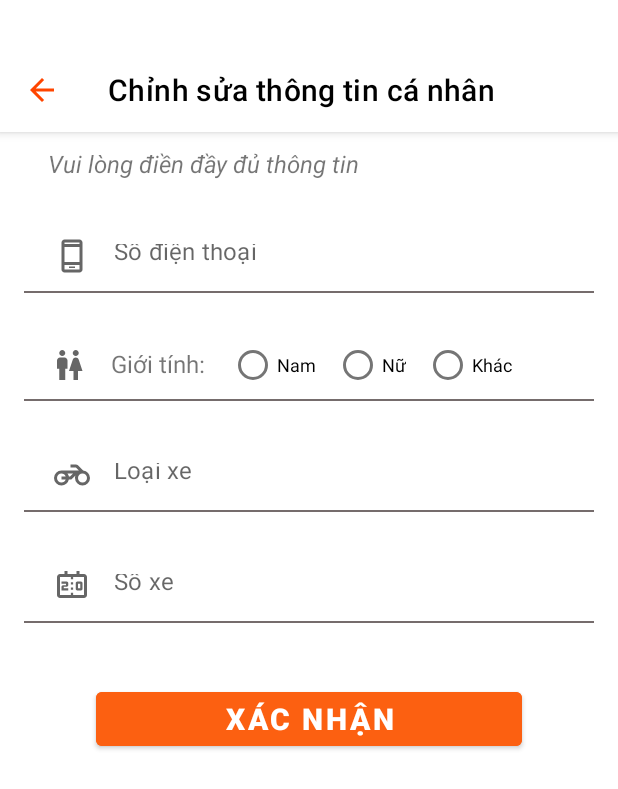
After one commit to bppham/Android-Delivery-Food, an Android app: the UpdatePersonalInfo screen opened directly, with no data from a screen before it, on a phone screen of 412 x 824 dp. The commit adds this screen. Shown: the top 789 px of the screen. Run offline under Robolectric (Android 15) with nearby library versions, the phone set to English and light mode, and no system bars.

Commit message:
feature: add update profile info

```diff
--- a/app/src/main/AndroidManifest.xml
+++ b/app/src/main/AndroidManifest.xml
@@ -16,6 +16,9 @@
         android:theme="@style/Theme.PTITDelivery"
         android:usesCleartextTraffic="true"
         tools:targetApi="31">
+        <activity
+            android:name=".activities.UpdatePersonalInfo"
+            android:exported="false" />
         <activity
             android:name=".activities.VerifyCodeActivity"
             android:exported="false" />
--- /dev/null
+++ b/app/src/main/java/com/example/ptitdelivery/activities/UpdatePersonalInfo.java
@@ -0,0 +1,135 @@
+package com.example.ptitdelivery.activities;
+
+import android.content.Context;
+import android.content.SharedPreferences;
+import android.os.Bundle;
+import android.util.Log;
+import android.widget.Button;
+import android.widget.EditText;
+import android.widget.RadioButton;
+import android.widget.RadioGroup;
+import android.widget.Toast;
+
+import androidx.activity.EdgeToEdge;
+import androidx.appcompat.app.AppCompatActivity;
+import androidx.appcompat.widget.Toolbar;
+import androidx.lifecycle.ViewModelProvider;
+
+import com.example.ptitdelivery.R;
+import com.example.ptitdelivery.model.Shipper.Shipper;
+import com.example.ptitdelivery.model.Vehicle;
+import com.example.ptitdelivery.viewmodel.ProfileViewModel;
+
+public class UpdatePersonalInfo extends AppCompatActivity {
+    private static final String TAG = "UpdatePersonalInfo";
+    private EditText edtPhonenumber, edtVehicleName, edtVehicleNumber;
+    private RadioGroup radioGroupGender;
+    private RadioButton radioMale, radioFemale, radioOther;
+    private Button btnConfirm;
+    private Toolbar toolbar;
+    private ProfileViewModel viewModel;
+
+    @Override
+    protected void onCreate(Bundle savedInstanceState) {
+        super.onCreate(savedInstanceState);
+        EdgeToEdge.enable(this);
+        setContentView(R.layout.activity_update_personal_info);
+
+        edtPhonenumber = findViewById(R.id.edt_update_phonenumber);
+        edtVehicleName = findViewById(R.id.edt_update_vehicle_name);
+        edtVehicleNumber = findViewById(R.id.edt_update_vehicle_number);
+        radioGroupGender = findViewById(R.id.radioGroupUpdateGender);
+        toolbar = findViewById(R.id.toolbar_update_profile);
+        btnConfirm = findViewById(R.id.btn_update_copnfirm);
+        radioMale = findViewById(R.id.radioMale);
+        radioFemale = findViewById(R.id.radioFemale);
+        radioOther = findViewById(R.id.radioOther);
+
+        toolbar.setNavigationOnClickListener(v -> {
+            finish();
+        });
+
+        Shipper shipper = (Shipper) getIntent().getSerializableExtra("shipper");
+        if (shipper != null) {
+            showInformatioin(shipper);
+        } else {
+            Log.d(TAG, "onCreate: shipper is null");
+        }
+
+        SharedPreferences sharedPreferences = getSharedPreferences("UserPrefs", MODE_PRIVATE);
+        String token = sharedPreferences.getString("token", null);
+        Log.d(TAG, "Stored Token: " + token);
+        if (token == null) {
+            Log.e(TAG, "Không tìm thấy token");
+        }
+        viewModel = new ViewModelProvider(this).get(ProfileViewModel.class);
+        viewModel.init(token);
+
+        action();
+
+    }
+    private void showInformatioin(Shipper shipper){
+        edtPhonenumber.setText(shipper.getPhonenumber());
+        edtVehicleName.setText(shipper.getVehicle().getName());
+        edtVehicleNumber.setText(shipper.getVehicle().getNumber());
+
+        String gender = shipper.getGender();
+        if (gender != null) {
+            switch (gender.toLowerCase()) {
+                case "male":
+                    radioMale.setChecked(true);
+                    break;
+                case "female":
+                    radioFemale.setChecked(true);
+                    break;
+                case "other":
+                    radioOther.setChecked(true);
+                    break;
+                default:
+                    break;
+            }
+        }
+    }
+
+    private void action() {
+        btnConfirm.setOnClickListener(v -> {
+            // Lấy dữ liệu mới từ form
+            String newPhoneNumber = edtPhonenumber.getText().toString().trim();
+            String newVehicleName = edtVehicleName.getText().toString().trim();
+            String newVehicleNumber = edtVehicleNumber.getText().toString().trim();
+
+            // Lấy giới tính mới
+            String newGender = null;
+            int selectedGenderId = radioGroupGender.getCheckedRadioButtonId();
+            if (selectedGenderId == R.id.radioMale) {
+                newGender = "male";
+            } else if (selectedGenderId == R.id.radioFemale) {
+                newGender = "female";
+            } else if (selectedGenderId == R.id.radioOther) {
+                newGender = "other";
+            }
+
+            // Tạo object shipper mới để gửi lên server
+            Shipper updatedShipper = new Shipper();
+            updatedShipper.setPhonenumber(newPhoneNumber);
+            updatedShipper.setGender(newGender);
+
+            Vehicle vehicle = new Vehicle();
+            vehicle.setName(newVehicleName);
+            vehicle.setNumber(newVehicleNumber);
+            updatedShipper.setVehicle(vehicle);
+
+            // Gọi ViewModel update
+            viewModel.updateShipper(updatedShipper);
+
+            String id = getSharedPreferences("UserPrefs", Context.MODE_PRIVATE).getString("id", null);
+            if (id != null) {
+                viewModel.getShipper(id); // Gọi lại để làm mới dữ liệu
+            }
+
+            // Có thể show loading hoặc quay về màn trước, tùy bạn
+            Toast.makeText(this, "Đang cập nhật thông tin...", Toast.LENGTH_SHORT).show();
+            finish();
+        });
+    }
+}
--- a/app/src/main/java/com/example/ptitdelivery/network/service/ShipperService.java
+++ b/app/src/main/java/com/example/ptitdelivery/network/service/ShipperService.java
@@ -3,10 +3,15 @@ package com.example.ptitdelivery.network.service;
 import com.example.ptitdelivery.model.Shipper.Shipper;
 
 import retrofit2.Call;
+import retrofit2.http.Body;
 import retrofit2.http.GET;
+import retrofit2.http.PUT;
 import retrofit2.http.Path;
 
 public interface ShipperService {
     @GET("shipper/{id}")
     Call<Shipper> getShipper(@Path("id") String id);
+
+    @PUT("shipper")
+    Call<Shipper> updateShipper(@Body Shipper shipper);
 }
--- /dev/null
+++ b/app/src/main/res/layout/activity_update_personal_info.xml
@@ -0,0 +1,199 @@
+<?xml version="1.0" encoding="utf-8"?>
+<LinearLayout xmlns:android="http://schemas.android.com/apk/res/android"
+    xmlns:app="http://schemas.android.com/apk/res-auto"
+    xmlns:tools="http://schemas.android.com/tools"
+    android:id="@+id/main"
+    android:layout_width="match_parent"
+    android:layout_height="match_parent"
+    android:layout_marginTop="0dp"
+    android:orientation="vertical"
+    tools:context=".activities.RegisterActivity">>
+
+    <LinearLayout
+        android:id="@+id/ll_register_title"
+        android:layout_width="match_parent"
+        android:layout_height="wrap_content"
+        android:layout_marginTop="32dp"
+        android:layout_marginBottom="10dp"
+        android:orientation="vertical">
+
+        <androidx.appcompat.widget.Toolbar
+            android:id="@+id/toolbar_update_profile"
+            android:layout_width="match_parent"
+            android:layout_height="?attr/actionBarSize"
+            android:background="@color/white"
+            android:elevation="4dp"
+            app:title="Chỉnh sửa thông tin cá nhân"
+            app:titleTextColor="@color/black"
+            app:navigationIcon="@drawable/ic_arrow_back" />
+
+        <TextView
+            android:layout_marginTop="10dp"
+            android:layout_width="match_parent"
+            android:layout_height="wrap_content"
+            android:text="Vui lòng điền đầy đủ thông tin"
+            android:textSize="16sp"
+            android:layout_marginLeft="32dp"
+            android:textStyle="italic"/>
+
+    </LinearLayout>
+
+    <ScrollView
+        android:layout_width="match_parent"
+        android:layout_height="match_parent"
+        android:layout_marginTop="10dp"
+        android:layout_marginBottom="50dp">
+
+        <LinearLayout
+            android:layout_width="match_parent"
+            android:layout_height="wrap_content"
+            android:orientation="vertical"
+            android:layout_marginTop="5dp">
+
+            <com.google.android.material.textfield.TextInputLayout
+                style="@style/Widget.MaterialComponents.TextInputLayout.OutlinedBox"
+                android:layout_width="match_parent"
+                android:layout_height="50dp"
+                android:layout_marginStart="16dp"
+                android:layout_marginEnd="16dp"
+                android:layout_marginBottom="24dp"
+                android:hint=""
+                app:hintEnabled="false">
+
+                <com.google.android.material.textfield.TextInputEditText
+                    android:id="@+id/edt_update_phonenumber"
+                    android:layout_width="match_parent"
+                    android:layout_height="wrap_content"
+                    android:drawableStart="@drawable/ic_phone"
+                    android:drawablePadding="16dp"
+                    android:background="@drawable/background_edit_text_register_1"
+                    android:gravity="start"
+                    android:paddingStart="20dp"
+                    android:paddingEnd="20dp"
+                    android:hint="Số điện thoại"
+                    android:textSize="16sp"
+                    android:inputType="number"
+                    android:textColor="@color/black" />
+            </com.google.android.material.textfield.TextInputLayout>
+
+            <LinearLayout
+                android:layout_width="match_parent"
+                android:layout_height="wrap_content"
+                android:layout_marginStart="16dp"
+                android:layout_marginEnd="16dp"
+                android:layout_marginBottom="24dp"
+                android:orientation="horizontal"
+                android:gravity="center_vertical"
+                android:background="@drawable/background_edit_text_register_1"
+                >
+
+                <TextView
+                    android:layout_width="wrap_content"
+                    android:layout_height="wrap_content"
+                    android:text="Giới tính:"
+                    android:drawableStart="@drawable/ic_gender"
+                    android:drawablePadding="16dp"
+                    android:paddingLeft="18dp"
+                    android:textSize="16sp"
+                    android:layout_marginEnd="16dp" />
+
+                <RadioGroup
+                    android:id="@+id/radioGroupUpdateGender"
+                    android:layout_width="wrap_content"
+                    android:layout_height="wrap_content"
+                    android:orientation="horizontal">
+
+                    <RadioButton
+                        android:id="@+id/radioMale"
+                        android:layout_width="wrap_content"
+                        android:layout_height="wrap_content"
+                        android:textSize="12sp"
+                        android:text="Nam" />
+
+                    <RadioButton
+                        android:id="@+id/radioFemale"
+                        android:layout_width="wrap_content"
+                        android:layout_height="wrap_content"
+                        android:textSize="12sp"
+                        android:text="Nữ"
+                        android:layout_marginStart="12dp" />
+
+                    <RadioButton
+                        android:id="@+id/radioOther"
+                        android:layout_width="wrap_content"
+                        android:layout_height="wrap_content"
+                        android:textSize="12sp"
+                        android:text="Khác"
+                        android:layout_marginStart="12dp" />
+                </RadioGroup>
+            </LinearLayout>
+
+            <com.google.android.material.textfield.TextInputLayout
+                style="@style/Widget.MaterialComponents.TextInputLayout.OutlinedBox"
+                android:layout_width="match_parent"
+                android:layout_height="50dp"
+                android:layout_marginStart="16dp"
+                android:layout_marginEnd="16dp"
+                android:layout_marginBottom="24dp"
+                android:hint=""
+                app:hintEnabled="false">
+
+                <com.google.android.material.textfield.TextInputEditText
+                    android:id="@+id/edt_update_vehicle_name"
+                    android:layout_width="match_parent"
+                    android:layout_height="wrap_content"
+                    android:drawableStart="@drawable/ic_motor"
+                    android:drawablePadding="16dp"
+                    android:background="@drawable/background_edit_text_register_1"
+                    android:gravity="start"
+                    android:paddingStart="20dp"
+                    android:paddingEnd="20dp"
+                    android:hint="Loại xe"
+                    android:textSize="16sp"
+                    android:textColor="@color/black" />
+            </com.google.android.material.textfield.TextInputLayout>
+
+            <com.google.android.material.textfield.TextInputLayout
+                style="@style/Widget.MaterialComponents.TextInputLayout.OutlinedBox"
+                android:layout_width="match_parent"
+                android:layout_height="50dp"
+                android:layout_marginStart="16dp"
+                android:layout_marginEnd="16dp"
+                android:layout_marginBottom="24dp"
+                android:hint=""
+                app:hintEnabled="false">
+
+                <com.google.android.material.textfield.TextInputEditText
+                    android:id="@+id/edt_update_vehicle_number"
+                    android:layout_width="match_parent"
+                    android:layout_height="wrap_content"
+                    android:drawableStart="@drawable/ic_vehicle_board"
+                    android:drawablePadding="16dp"
+                    android:background="@drawable/background_edit_text_register_1"
+                    android:gravity="start"
+                    android:paddingStart="20dp"
+                    android:paddingEnd="20dp"
+                    android:hint="Số xe"
+                    android:textSize="16sp"
+                    android:textColor="@color/black" />
+            </com.google.android.material.textfield.TextInputLayout>
+
+            <Button
+                android:id="@+id/btn_update_copnfirm"
+                android:layout_width="match_parent"
+                android:layout_height="wrap_content"
+                android:layout_marginStart="64dp"
+                android:layout_marginTop="16dp"
+                android:layout_marginEnd="64dp"
+                android:backgroundTint="#FC6011"
+                android:text="Xác nhận"
+                android:textAlignment="center"
+                android:textColor="#FFFFFF"
+                android:textSize="20sp"
+                android:textStyle="bold" />
+
+        </LinearLayout>
+    </ScrollView>
+
+
+</LinearLayout>
--- a/app/src/main/res/layout/fragment_profile.xml
+++ b/app/src/main/res/layout/fragment_profile.xml
@@ -208,6 +208,7 @@
                             </LinearLayout>
 
                             <LinearLayout
+                                android:id="@+id/layout_update_profile_information"
                                 android:layout_width="0dp"
                                 android:layout_height="match_parent"
                                 android:layout_margin="10dp"
```
Also changed, not shown: app/src/main/java/com/example/ptitdelivery/fragments/ProfileFragment.java (+25 -0 lines), app/src/main/java/com/example/ptitdelivery/model/Shipper/Shipper.java (+40 -0 lines), app/src/main/java/com/example/ptitdelivery/model/Vehicle.java (+11 -0 lines), app/src/main/java/com/example/ptitdelivery/repositories/ShipperRepository.java (+24 -0 lines), app/src/main/java/com/example/ptitdelivery/viewmodel/ProfileViewModel.java (+7 -0 lines).
